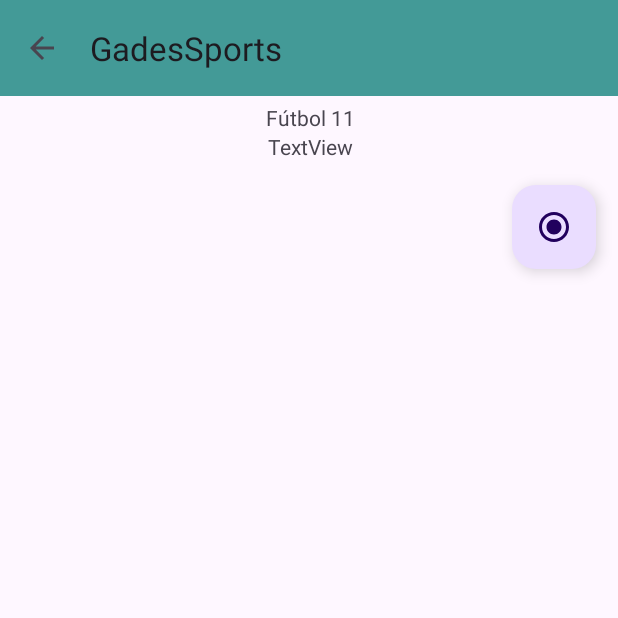
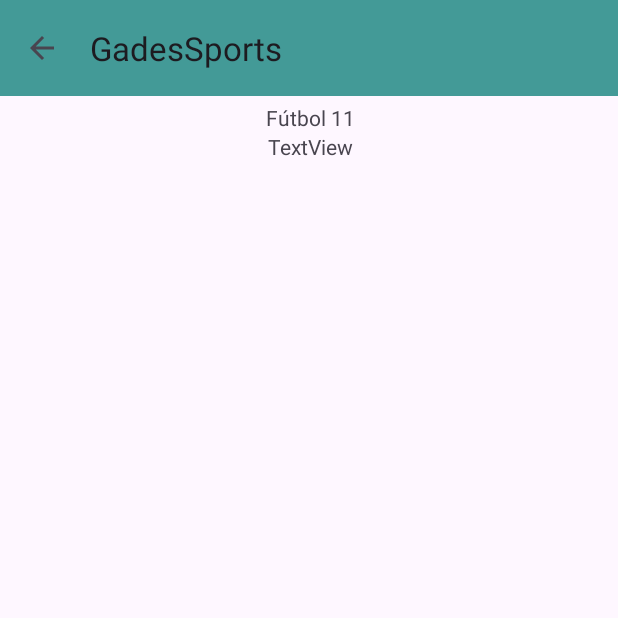
Before and after one commit to paulosanchezh/Pnet2023Android, an Android app: the screen it shows after launch (MainActivity), in the side drawer, after a tap on "Salas", on a phone screen of 412 x 824 dp, the top half of it. Run offline under Robolectric (Android 15) with nearby library versions, the phone set to English and light mode, and no system bars.

```diff
--- a/app/src/main/res/layout/fragment_salas.xml
+++ b/app/src/main/res/layout/fragment_salas.xml
@@ -33,14 +33,7 @@
             android:text="TextView"
             android:gravity="center"/>
 
-        <com.google.android.material.floatingactionbutton.FloatingActionButton
-            android:id="@+id/fab"
-            android:layout_width="wrap_content"
-            android:layout_height="wrap_content"
-            android:layout_gravity="end|bottom"
-            android:src="@drawable/baseline_radio_button_checked_24"
-            android:contentDescription="@string/submit"
-            android:layout_margin="16dp" />
+
 
     </LinearLayout>
 
```
Also changed, not shown: app/src/main/res/layout/fragment_reservas.xml (+8 -0 lines).
